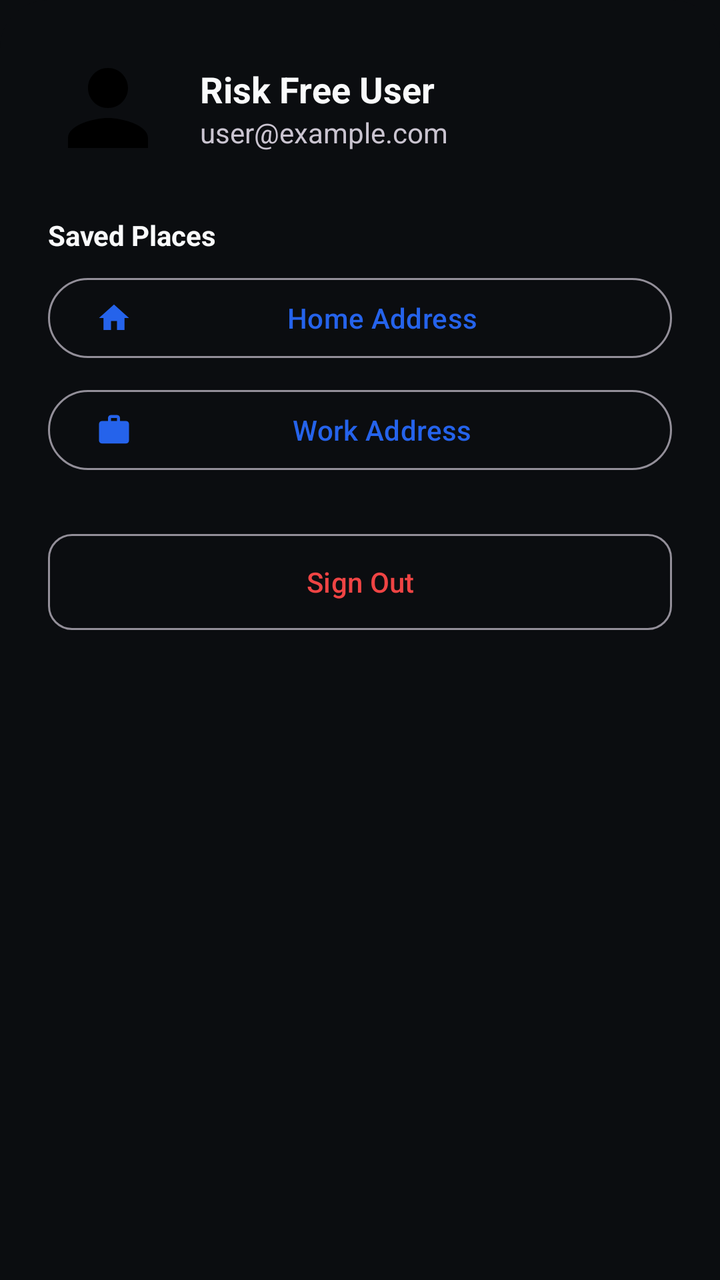
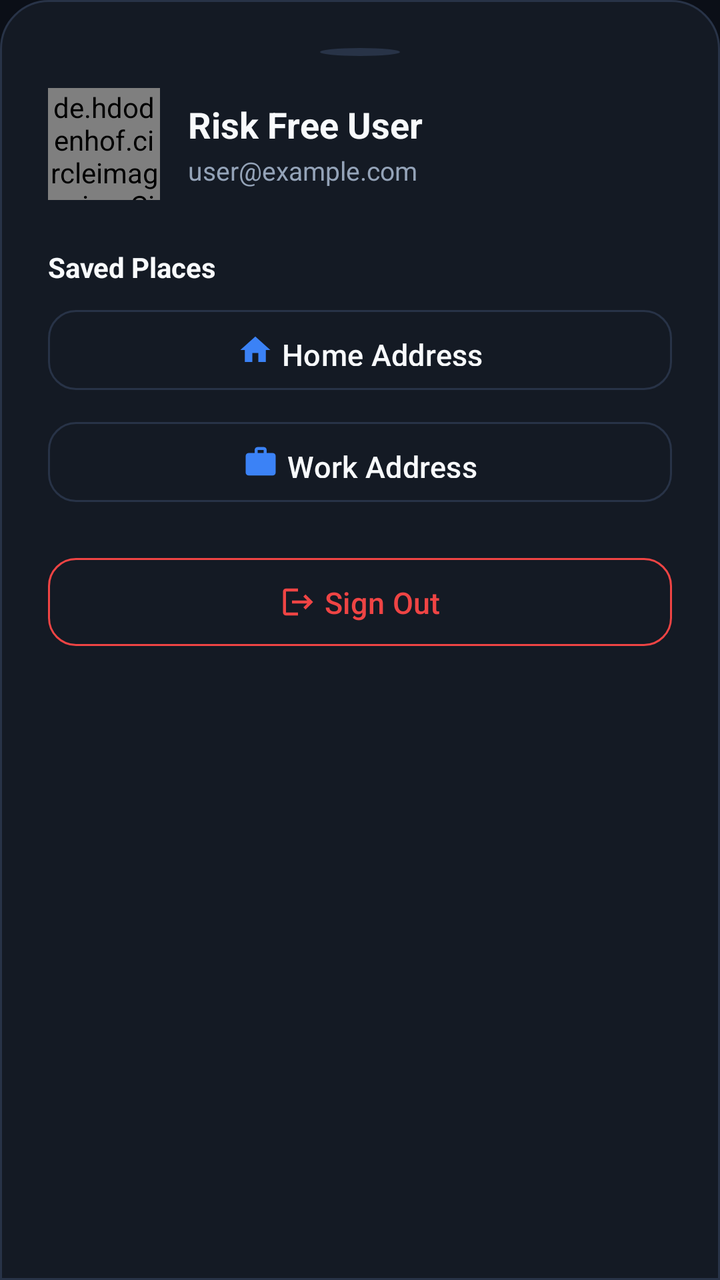

Compare the two renders of this Android layout. The source of the first and the diff that turns it into the second are given below.
<!-- AndroidManifest.xml: application theme Theme.RiskFreeRoutes -->
<!-- res/layout/fragment_profile_bottom_sheet.xml -->
<?xml version="1.0" encoding="utf-8"?>
<LinearLayout
    xmlns:android="http://schemas.android.com/apk/res/android"
    xmlns:app="http://schemas.android.com/apk/res-auto"
    android:layout_width="match_parent"
    android:layout_height="wrap_content"
    android:orientation="vertical"
    android:padding="24dp"
    android:background="@drawable/bg_bottom_sheet">

    <LinearLayout
        android:layout_width="match_parent"
        android:layout_height="wrap_content"
        android:orientation="horizontal"
        android:gravity="center_vertical"
        android:layout_marginBottom="24dp">
        
        <ImageView
            android:id="@+id/imgProfileAvatar"
            android:layout_width="60dp"
            android:layout_height="60dp"
            android:src="@drawable/ic_profile" />
            
        <LinearLayout
            android:layout_width="match_parent"
            android:layout_height="wrap_content"
            android:orientation="vertical"
            android:layout_marginStart="16dp">
            
            <TextView
                android:id="@+id/tvProfileName"
                android:layout_width="wrap_content"
                android:layout_height="wrap_content"
                android:text="Risk Free User"
                android:textSize="18sp"
                android:textStyle="bold"
                android:textColor="?attr/colorOnSurface" />
                
            <TextView
                android:id="@+id/tvProfileEmail"
                android:layout_width="wrap_content"
                android:layout_height="wrap_content"
                android:text="user@example.com"
                android:textSize="14sp"
                android:textColor="?android:attr/textColorSecondary" />
        </LinearLayout>
    </LinearLayout>

    <TextView
        android:layout_width="wrap_content"
        android:layout_height="wrap_content"
        android:text="Saved Places"
        android:textSize="14sp"
        android:textStyle="bold"
        android:textColor="?attr/colorOnSurface"
        android:layout_marginBottom="8dp" />

    <com.google.android.material.button.MaterialButton
        android:id="@+id/btnSaveHome"
        android:layout_width="match_parent"
        android:layout_height="wrap_content"
        android:text="Home Address"
        app:icon="@drawable/ic_home"
        style="@style/Widget.Material3.Button.OutlinedButton"
        android:layout_marginBottom="8dp" />
        
    <com.google.android.material.button.MaterialButton
        android:id="@+id/btnSaveWork"
        android:layout_width="match_parent"
        android:layout_height="wrap_content"
        android:text="Work Address"
        app:icon="@drawable/ic_work"
        style="@style/Widget.Material3.Button.OutlinedButton"
        android:layout_marginBottom="24dp" />

    <com.google.android.material.button.MaterialButton
        android:id="@+id/btnSignOut"
        android:layout_width="match_parent"
        android:layout_height="56dp"
        android:text="Sign Out"
        app:cornerRadius="12dp"
        android:textColor="@color/semantic_danger"
        style="@style/Widget.Material3.Button.OutlinedButton" />

</LinearLayout>
<!-- resources referenced by this layout -->
<resources>
  <color name="semantic_danger">@color/danger_red</color>
  <!-- drawable bg_bottom_sheet (drawable) -->
  <?xml version="1.0" encoding="utf-8"?>
  <shape xmlns:android="http://schemas.android.com/apk/res/android">
      <solid android:color="?android:attr/colorBackground"/>
      <corners android:topLeftRadius="24dp" android:topRightRadius="24dp"/>
  </shape>
  <style name="Theme.RiskFreeRoutes" parent="Theme.Material3.Dark.NoActionBar">
  
          
          <item name="colorPrimary">@color/primary_blue</item>
          <item name="colorPrimaryContainer">@color/primary_blue_light</item>
          <item name="colorOnPrimary">@color/text_primary</item>
  
          <item name="colorSecondary">@color/accent_blue</item>
          <item name="colorOnSecondary">@color/text_primary</item>
  
          <item name="colorTertiary">@color/danger_red</item>
          <item name="colorError">@color/danger_red</item>
  
          <item name="colorSurface">@color/glass_panel</item>
          <item name="colorOnSurface">@color/text_primary</item>
  
          <item name="android:colorBackground">@color/colorBackground</item>
  
          
          <item name="android:statusBarColor">@color/colorBackground</item>
          <item name="android:navigationBarColor">@color/colorBackground</item>
  
          
          <item name="shapeAppearanceSmallComponent">@style/ShapeAppearance.RiskFreeRoutes.SmallComponent</item>
          <item name="shapeAppearanceMediumComponent">@style/ShapeAppearance.RiskFreeRoutes.MediumComponent</item>
          <item name="shapeAppearanceLargeComponent">@style/ShapeAppearance.RiskFreeRoutes.LargeComponent</item>
  
      </style>
  <color name="primary_blue">#2563EB</color>
  <color name="primary_blue_light">#4F8CFF</color>
  <color name="text_primary">#F9FAFB</color>
  <color name="accent_blue">#8FB4FF</color>
  <color name="glass_panel">#991C2026</color>
  <color name="colorBackground">#0B0D10</color>
  <style name="ShapeAppearance.RiskFreeRoutes.MediumComponent" parent="ShapeAppearance.Material3.MediumComponent">
          <item name="cornerRadius">16dp</item>
      </style>
  <!-- unchanged entries left out for length: 6 -->
</resources>

<!-- the commit's change to res/layout/fragment_profile_bottom_sheet.xml (unified diff, before → after) -->
@@ -6,7 +6,16 @@
     android:layout_height="wrap_content"
     android:orientation="vertical"
     android:padding="24dp"
-    android:background="@drawable/bg_bottom_sheet">
+    android:background="@drawable/shape_bottom_sheet_bg">
+
+    
+    <View
+        android:layout_width="40dp"
+        android:layout_height="4dp"
+        android:layout_gravity="center_horizontal"
+        android:layout_marginBottom="16dp"
+        android:background="@drawable/shape_circle"
+        android:backgroundTint="@color/colorSurfaceBorder" />
 
     <LinearLayout
         android:layout_width="match_parent"
@@ -15,17 +24,19 @@
         android:gravity="center_vertical"
         android:layout_marginBottom="24dp">
         
-        <ImageView
+        <de.hdodenhof.circleimageview.CircleImageView
             android:id="@+id/imgProfileAvatar"
-            android:layout_width="60dp"
-            android:layout_height="60dp"
-            android:src="@drawable/ic_profile" />
+            android:layout_width="56dp"
+            android:layout_height="56dp"
+            android:src="@drawable/ic_profile"
+            app:civ_border_color="@color/primary_blue"
+            app:civ_border_width="1.5dp" />
             
         <LinearLayout
             android:layout_width="match_parent"
             android:layout_height="wrap_content"
             android:orientation="vertical"
-            android:layout_marginStart="16dp">
+            android:layout_marginStart="14dp">
             
             <TextView
                 android:id="@+id/tvProfileName"
@@ -34,15 +45,16 @@
                 android:text="Risk Free User"
                 android:textSize="18sp"
                 android:textStyle="bold"
-                android:textColor="?attr/colorOnSurface" />
+                android:textColor="@color/text_primary" />
                 
             <TextView
                 android:id="@+id/tvProfileEmail"
                 android:layout_width="wrap_content"
                 android:layout_height="wrap_content"
+                android:layout_marginTop="2dp"
                 android:text="user@example.com"
-                android:textSize="14sp"
-                android:textColor="?android:attr/textColorSecondary" />
+                android:textSize="13sp"
+                android:textColor="@color/text_secondary" />
         </LinearLayout>
     </LinearLayout>
 
@@ -52,34 +64,39 @@
         android:text="Saved Places"
         android:textSize="14sp"
         android:textStyle="bold"
-        android:textColor="?attr/colorOnSurface"
+        android:textColor="@color/text_primary"
         android:layout_marginBottom="8dp" />
 
     <com.google.android.material.button.MaterialButton
         android:id="@+id/btnSaveHome"
+        style="@style/Widget.RiskFreeRoutes.Button.Outlined"
         android:layout_width="match_parent"
-        android:layout_height="wrap_content"
+        android:layout_height="48dp"
         android:text="Home Address"
         app:icon="@drawable/ic_home"
-        style="@style/Widget.Material3.Button.OutlinedButton"
+        app:iconGravity="textStart"
         android:layout_marginBottom="8dp" />
         
     <com.google.android.material.button.MaterialButton
         android:id="@+id/btnSaveWork"
+        style="@style/Widget.RiskFreeRoutes.Button.Outlined"
         android:layout_width="match_parent"
-        android:layout_height="wrap_content"
+        android:layout_height="48dp"
         android:text="Work Address"
         app:icon="@drawable/ic_work"
-        style="@style/Widget.Material3.Button.OutlinedButton"
-        android:layout_marginBottom="24dp" />
+        app:iconGravity="textStart"
+        android:layout_marginBottom="20dp" />
 
     <com.google.android.material.button.MaterialButton
         android:id="@+id/btnSignOut"
+        style="@style/Widget.RiskFreeRoutes.Button.Outlined"
         android:layout_width="match_parent"
-        android:layout_height="56dp"
+        android:layout_height="@dimen/button_height"
         android:text="Sign Out"
-        app:cornerRadius="12dp"
-        android:textColor="@color/semantic_danger"
-        style="@style/Widget.Material3.Button.OutlinedButton" />
+        android:textColor="@color/danger_red"
+        app:strokeColor="@color/danger_red"
+        app:icon="@drawable/ic_logout"
+        app:iconTint="@color/danger_red"
+        app:iconGravity="textStart" />
 
 </LinearLayout>
<!-- resource entries referenced after the edit -->
@@ -1,33 +1,33 @@
 <!-- resources referenced by this layout -->
 <resources>
-  <color name="semantic_danger">@color/danger_red</color>
-  <!-- drawable bg_bottom_sheet (drawable) -->
-  <?xml version="1.0" encoding="utf-8"?>
-  <shape xmlns:android="http://schemas.android.com/apk/res/android">
-      <solid android:color="?android:attr/colorBackground"/>
-      <corners android:topLeftRadius="24dp" android:topRightRadius="24dp"/>
-  </shape>
+  <color name="colorSurfaceBorder">#283347</color>
   <style name="Theme.RiskFreeRoutes" parent="Theme.Material3.Dark.NoActionBar">
   
           
           <item name="colorPrimary">@color/primary_blue</item>
-          <item name="colorPrimaryContainer">@color/primary_blue_light</item>
-          <item name="colorOnPrimary">@color/text_primary</item>
+          <item name="colorPrimaryContainer">@color/primary_blue_dark</item>
+          <item name="colorOnPrimary">@color/text_on_primary</item>
   
           <item name="colorSecondary">@color/accent_blue</item>
-          <item name="colorOnSecondary">@color/text_primary</item>
+          <item name="colorSecondaryContainer">@color/primary_blue_subtle</item>
+          <item name="colorOnSecondary">@color/colorBackground</item>
   
-          <item name="colorTertiary">@color/danger_red</item>
+          <item name="colorTertiary">@color/warning_amber</item>
           <item name="colorError">@color/danger_red</item>
+          <item name="colorOnError">@color/text_on_primary</item>
   
-          <item name="colorSurface">@color/glass_panel</item>
+          <item name="colorSurface">@color/colorSurface</item>
+          <item name="colorSurfaceVariant">@color/colorSurfaceVariant</item>
           <item name="colorOnSurface">@color/text_primary</item>
+          <item name="colorOnSurfaceVariant">@color/text_secondary</item>
   
           <item name="android:colorBackground">@color/colorBackground</item>
   
           
           <item name="android:statusBarColor">@color/colorBackground</item>
           <item name="android:navigationBarColor">@color/colorBackground</item>
+          <item name="android:windowLightStatusBar">false</item>
+          <item name="android:windowLightNavigationBar">false</item>
   
           
           <item name="shapeAppearanceSmallComponent">@style/ShapeAppearance.RiskFreeRoutes.SmallComponent</item>
@@ -35,14 +35,64 @@
           <item name="shapeAppearanceLargeComponent">@style/ShapeAppearance.RiskFreeRoutes.LargeComponent</item>
   
       </style>
-  <color name="primary_blue">#2563EB</color>
-  <color name="primary_blue_light">#4F8CFF</color>
-  <color name="text_primary">#F9FAFB</color>
-  <color name="accent_blue">#8FB4FF</color>
-  <color name="glass_panel">#991C2026</color>
-  <color name="colorBackground">#0B0D10</color>
+  <color name="colorSurface">#141A24</color>
+  <dimen name="button_corner_radius">14dp</dimen>
+  <dimen name="button_text_size">15sp</dimen>
+  <color name="primary_blue_dark">#2563EB</color>
+  <color name="text_on_primary">#FFFFFF</color>
+  <color name="primary_blue">#3B82F6</color>
+  <color name="text_primary">#F8FAFC</color>
+  <color name="text_secondary">#94A3B8</color>
+  <dimen name="button_height">52dp</dimen>
+  <!-- drawable ic_logout (drawable) -->
+  <vector xmlns:android="http://schemas.android.com/apk/res/android"
+      android:width="24dp"
+      android:height="24dp"
+      android:viewportWidth="24"
+      android:viewportHeight="24"
+      android:tint="?attr/colorControlNormal">
+    <path
+        android:fillColor="@android:color/white"
+        android:pathData="M17,7l-1.41,1.41L18.17,11H8v2h10.17l-2.58,2.58L17,17l5,-5zM4,5h8V3H4c-1.1,0 -2,0.9 -2,2v14c0,1.1 0.9,2 2,2h8v-2H4V5z"/>
+  </vector>
+  <!-- drawable shape_bottom_sheet_bg (drawable) -->
+  <?xml version="1.0" encoding="utf-8"?>
+  <shape xmlns:android="http://schemas.android.com/apk/res/android"
+      android:shape="rectangle">
+      <solid android:color="@color/colorSurface" />
+      <corners
+          android:topLeftRadius="24dp"
+          android:topRightRadius="24dp"
+          android:bottomLeftRadius="0dp"
+          android:bottomRightRadius="0dp" />
+      <stroke
+          android:width="1dp"
+          android:color="@color/colorSurfaceBorder" />
+  </shape>
+  <!-- drawable shape_circle (drawable) -->
+  <?xml version="1.0" encoding="utf-8"?>
+  <shape xmlns:android="http://schemas.android.com/apk/res/android"
+      android:shape="oval">
+      
+      <solid android:color="#FFFFFF" />
+  </shape>
+  <style name="Widget.RiskFreeRoutes.Button.Outlined" parent="Widget.Material3.Button.OutlinedButton">
+          <item name="strokeColor">@color/colorSurfaceBorder</item>
+          <item name="strokeWidth">1dp</item>
+          <item name="android:textColor">@color/text_primary</item>
+          <item name="cornerRadius">@dimen/button_corner_radius</item>
+          <item name="android:minHeight">@dimen/button_height</item>
+          <item name="android:paddingTop">12dp</item>
+          <item name="android:paddingBottom">12dp</item>
+          <item name="android:textSize">@dimen/button_text_size</item>
+      </style>
+  <color name="accent_blue">#93C5FD</color>
+  <color name="primary_blue_subtle">#1E2C44</color>
+  <color name="colorBackground">#0B0F17</color>
+  <color name="warning_amber">#F59E0B</color>
+  <color name="colorSurfaceVariant">#1C2433</color>
   <style name="ShapeAppearance.RiskFreeRoutes.MediumComponent" parent="ShapeAppearance.Material3.MediumComponent">
-          <item name="cornerRadius">16dp</item>
+          <item name="cornerRadius">18dp</item>
       </style>
   <!-- unchanged entries left out for length: 6 -->
 </resources>
